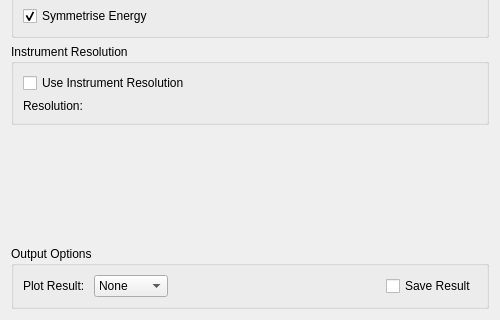
Above: MantidQt/CustomInterfaces/inc/MantidQtCustomInterfaces/Indirect/IndirectMolDyn.ui from mantidproject/mantid before the change; both pictures show x 0 to 500 and y 180 to 500 of the 500 by 500 pixel window. Below: the same form after it.
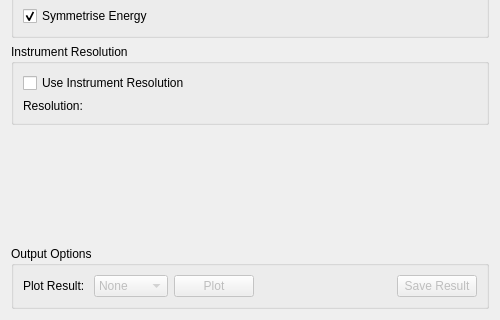
That is the form after the change. Custom widgets are drawn as their Qt base class.

Commit message:
Moldyn plot and save buttons initially disabled
Refs #17025

```diff
--- a/MantidQt/CustomInterfaces/inc/MantidQtCustomInterfaces/Indirect/IndirectMolDyn.ui
+++ b/MantidQt/CustomInterfaces/inc/MantidQtCustomInterfaces/Indirect/IndirectMolDyn.ui
@@ -290,6 +290,9 @@
       </item>
       <item>
        <widget class="QComboBox" name="cbPlot">
+        <property name="enabled">
+         <bool>false</bool>
+        </property>
         <item>
          <property name="text">
           <string>None</string>
@@ -312,6 +315,16 @@
         </item>
        </widget>
       </item>
+      <item>
+       <widget class="QPushButton" name="pbPlot">
+        <property name="enabled">
+         <bool>false</bool>
+        </property>
+        <property name="text">
+         <string>Plot</string>
+        </property>
+       </widget>
+      </item>
       <item>
        <spacer name="horizontalSpacer_18">
         <property name="orientation">
@@ -326,7 +339,10 @@
        </spacer>
       </item>
       <item>
-       <widget class="QCheckBox" name="ckSave">
+       <widget class="QPushButton" name="pbSave">
+        <property name="enabled">
+         <bool>false</bool>
+        </property>
         <property name="text">
          <string>Save Result</string>
         </property>
```
Left out of the diff: 2 changed lines with no effect on the pictures.
